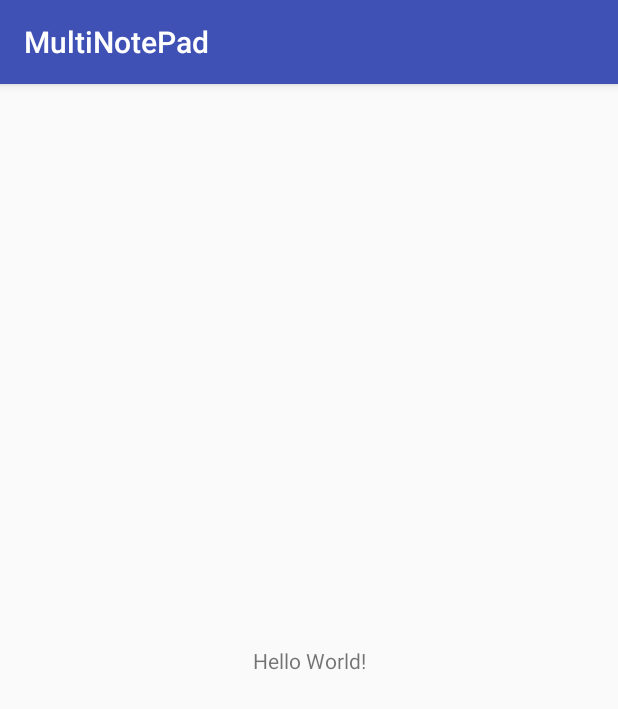
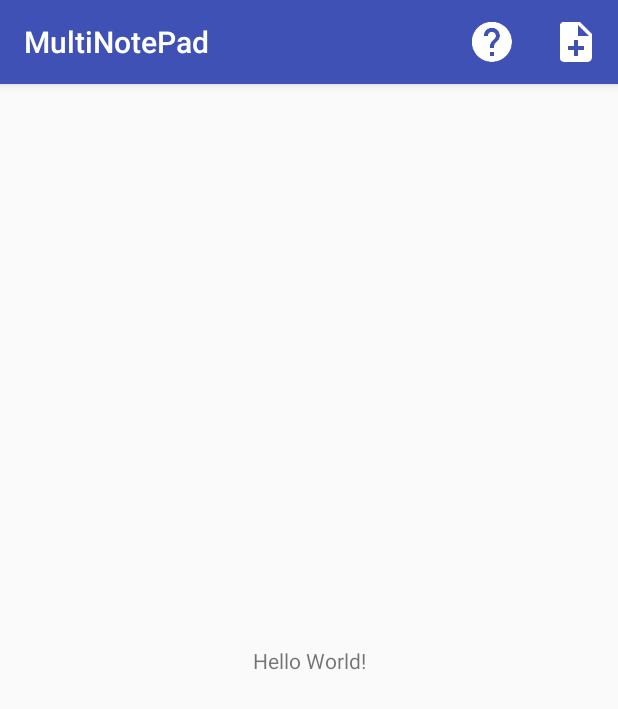
Before and after one commit to Andrew-Tolentino/IllinoisTechCS442, an Android app: the screen it shows after launch (MainActivity), on a phone screen of 412 x 824 dp. Shown: the top 709 px of the screen. Run offline under Robolectric (Android 15) with nearby library versions, the phone set to English and light mode, and no system bars.

Commit message:
Inflate Menu in Main Activity and add Menu Item icons for Main Acitivty

```diff
--- a/Assignment2/app/src/main/java/com/example/maginc/multinotepad/MainActivity.java
+++ b/Assignment2/app/src/main/java/com/example/maginc/multinotepad/MainActivity.java
@@ -2,6 +2,10 @@ package com.example.maginc.multinotepad;
 
 import android.support.v7.app.AppCompatActivity;
 import android.os.Bundle;
+import android.view.Menu;
+import android.view.MenuInflater;
+import android.view.MenuItem;
+import android.widget.Toast;
 
 public class MainActivity extends AppCompatActivity {
 
@@ -10,4 +14,33 @@ public class MainActivity extends AppCompatActivity {
         super.onCreate(savedInstanceState);
         setContentView(R.layout.activity_main);
     }
+
+    @Override
+    public boolean onCreateOptionsMenu(Menu menu) {
+        // Instantiate an MenuInflator object for this Context
+        MenuInflater inflater = getMenuInflater();
+
+        // Inflate the xml file of the main_options to the menu for this Context
+        inflater.inflate(R.menu.main_options, menu);
+
+        return super.onCreateOptionsMenu(menu);
+    }
+
+    @Override
+    public boolean onOptionsItemSelected(MenuItem item) {
+        // Switch case for which Menu Item is selected
+        switch(item.getItemId()) {
+            // If the info Menu Item is selected
+            case R.id.info_item:
+                Toast.makeText(this, "Info option selected", Toast.LENGTH_SHORT).show();
+                break;
+
+            // If the new note Menu Item is selected
+            case R.id.add_note_item:
+                Toast.makeText(this, "New Note option selected", Toast.LENGTH_SHORT).show();
+                break;
+
+        }
+        return super.onOptionsItemSelected(item);
+    }
 }
--- a/Assignment2/app/src/main/res/menu/main_options.xml
+++ b/Assignment2/app/src/main/res/menu/main_options.xml
@@ -1,4 +1,15 @@
 <?xml version="1.0" encoding="utf-8"?>
-<menu xmlns:android="http://schemas.android.com/apk/res/android">
+<menu xmlns:app="http://schemas.android.com/apk/res-auto"
+    xmlns:android="http://schemas.android.com/apk/res/android">
 
+    <item
+        android:id="@+id/info_item"
+        android:icon="@mipmap/baseline_help_white_48"
+        android:title="About"
+        app:showAsAction="ifRoom" />
+    <item
+        android:id="@+id/add_note_item"
+        android:icon="@mipmap/baseline_note_add_white_48"
+        android:title="Add Note"
+        app:showAsAction="ifRoom" />
 </menu>
```
